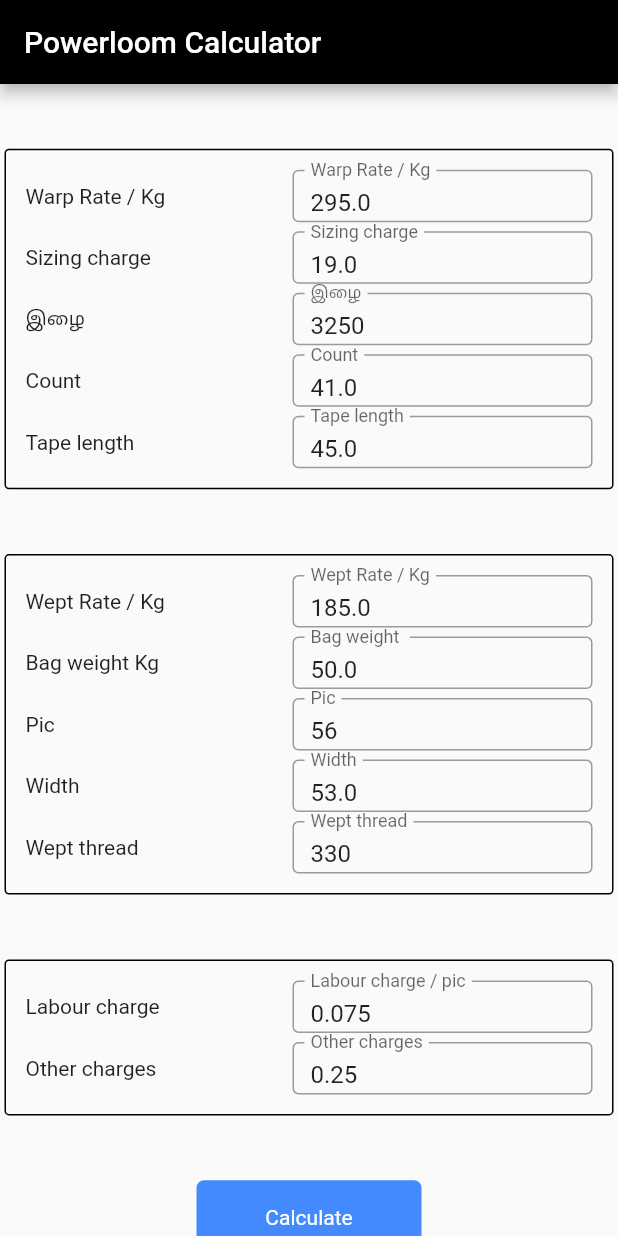
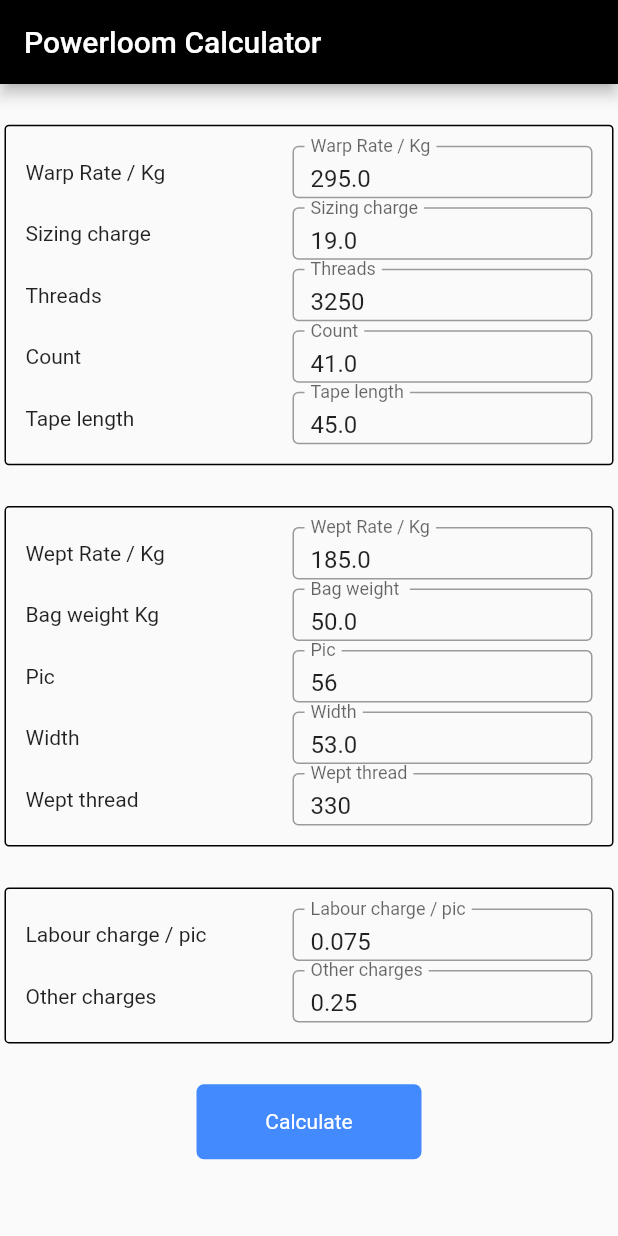
Before and after one commit to SumeshBharathi/Textile-Profit-Calculator, a Flutter app: the screen it shows after launch, on a phone screen of 412 x 824 dp. Run offline on Flutter 3.47's test engine with Material 2 defaults, Android fonts, the light colour scheme and no system bars; our stand-ins replace flutter_native_admob, google_fonts, in_app_review, localstorage; missing offline and left inert: a package; network calls fail.

Commit message:
v2.0 (General version)

```diff
--- a/lib/main.dart
+++ b/lib/main.dart
@@ -269,12 +269,9 @@ class _HomeScreenState extends State<HomeScreen> {
 
   @override
   Widget build(BuildContext context) {
-    return ScrollConfiguration(
-      behavior: ScrollBehavior()
-        ..buildViewportChrome(context, null, AxisDirection.down),
-      child: SingleChildScrollView(
+    return SingleChildScrollView(
       child: Container(
-          height: MediaQuery.of(context).size.height,
+        height: MediaQuery.of(context).size.height - 80,
         child: Column(
           mainAxisAlignment: MainAxisAlignment.spaceEvenly,
           children: [
@@ -370,7 +367,7 @@ class _HomeScreenState extends State<HomeScreen> {
                                 mainAxisAlignment:
                                     MainAxisAlignment.spaceBetween,
                                 children: [
-                                    Text('இழை'),
+                                  Text('Threads'),
                                   Container(
                                     width: 200,
                                     height: 35,
@@ -390,7 +387,7 @@ class _HomeScreenState extends State<HomeScreen> {
                                           borderSide: new BorderSide(
                                               color: Colors.blue),
                                         ),
-                                          labelText: 'இழை',
+                                        labelText: 'Threads',
                                       ),
                                     ),
                                   )
@@ -696,7 +693,7 @@ class _HomeScreenState extends State<HomeScreen> {
                                 mainAxisAlignment:
                                     MainAxisAlignment.spaceBetween,
                                 children: [
-                                    Text('Labour charge'),
+                                  Text('Labour charge / pic'),
                                   Container(
                                     width: 200,
                                     height: 35,
@@ -790,8 +787,8 @@ class _HomeScreenState extends State<HomeScreen> {
                             43) /
                         1000;
 
-                  var wept = (((weptKg * bagKg) * ((pic * width) / 768)) /
-                          weptThread) /
+                var wept =
+                    (((weptKg * bagKg) * ((pic * width) / 768)) / weptThread) /
                         10;
 
                 var tot = (warp + wept + (labourCharge * pic) + otherCharge)
@@ -832,7 +829,6 @@ class _HomeScreenState extends State<HomeScreen> {
           ],
         ),
       ),
-      ),
     );
   }
 }
@@ -869,7 +865,7 @@ class _ResultPageState extends State<ResultPage> {
         children: [
           ConstrainedBox(
             constraints: new BoxConstraints(
-              maxHeight: 500,
+              maxHeight: 370,
               minWidth: MediaQuery.of(context).size.width,
             ),
             child: Column(
@@ -995,6 +991,9 @@ class _ResultPageState extends State<ResultPage> {
               ],
             ),
           ),
+          SizedBox(
+            height: 60,
+          ),
           Expanded(
             child: Padding(
               padding: const EdgeInsets.all(12.0),
```
Lines whose indentation alone changed are shown as unchanged.
